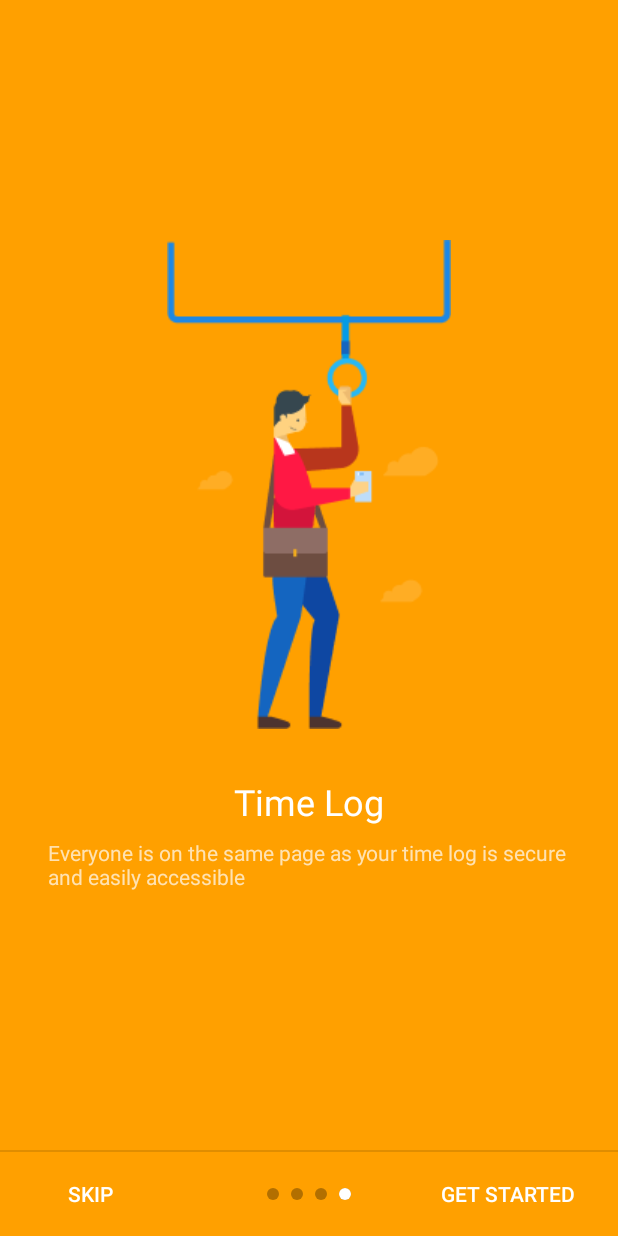
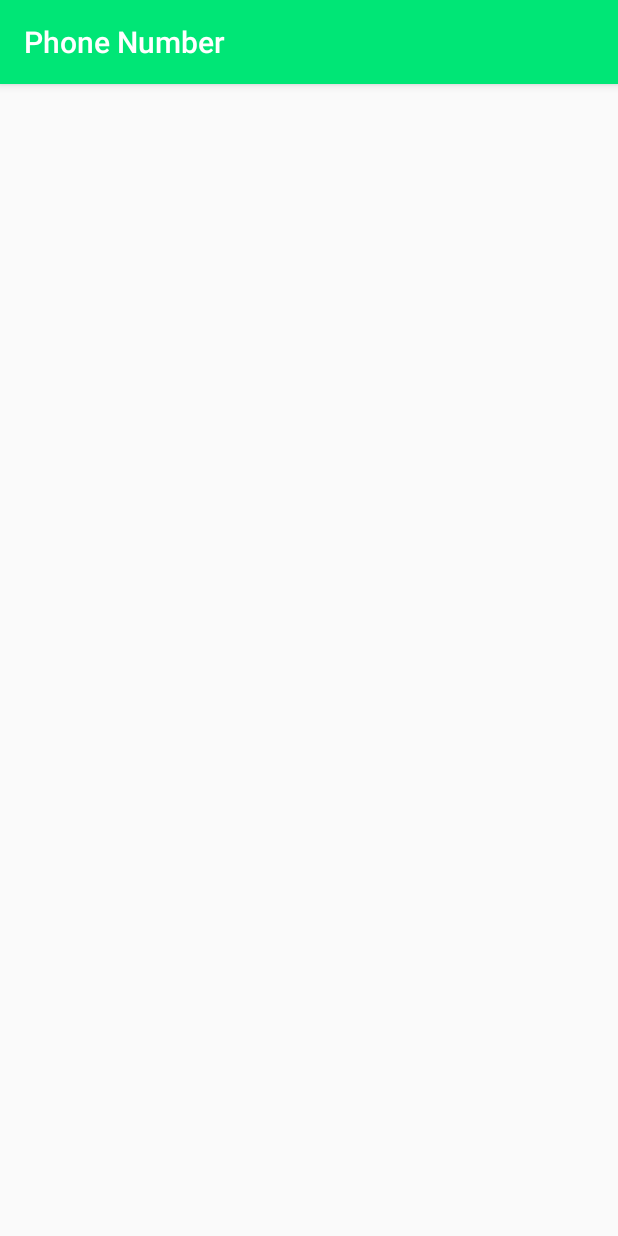
Before and after one commit to jasonBakthakumarFrequency/Timesheet2, an Android app: the screen it shows after launch (WelcomeActivity before the commit, PhoneNumberActivity after it), after a tap on "GET STARTED", on a phone screen of 412 x 824 dp. Run offline under Robolectric (Android 15) with nearby library versions, the phone set to English and light mode, and no system bars; 1 other tap on this screen came first.

Commit message:
The Splash Screen has been implemented. Splash Screen and the Welcome page have been completed

```diff
--- a/app/build.gradle
+++ b/app/build.gradle
@@ -24,7 +24,7 @@ android {
 
 dependencies {
     implementation fileTree(dir: 'libs', include: ['*.jar'])
-    implementation"org.jetbrains.kotlin:kotlin-stdlib-jdk7:$kotlin_version"
+    implementation "org.jetbrains.kotlin:kotlin-stdlib-jdk7:$kotlin_version"
     implementation 'com.android.support:appcompat-v7:28.0.0'
     implementation 'com.android.support.constraint:constraint-layout:1.1.3'
     testImplementation 'junit:junit:4.12'
--- a/app/src/main/AndroidManifest.xml
+++ b/app/src/main/AndroidManifest.xml
@@ -1,8 +1,10 @@
 <?xml version="1.0" encoding="utf-8"?>
 <manifest xmlns:android="http://schemas.android.com/apk/res/android"
-          xmlns:tools="http://schemas.android.com/tools" package="nz.frequency.timesheet">
+          xmlns:tools="http://schemas.android.com/tools"
+          package="nz.frequency.timesheet">
 
     <uses-permission android:name="android.permission.ACCESS_FINE_LOCATION"/>
+    <uses-permission android:name="android.permission.INTERNET"/>
 
     <application
             android:allowBackup="true"
@@ -10,14 +12,20 @@
             android:label="@string/app_name"
             android:roundIcon="@mipmap/ic_launcher_round"
             android:supportsRtl="true"
-            android:theme="@style/AppTheme" tools:ignore="GoogleAppIndexingWarning">
+            android:theme="@style/AppTheme"
+            tools:ignore="GoogleAppIndexingWarning">
 
+        <activity
+                android:name=".SplashActivity"
+                android:theme="@style/SplashTheme">
+            <intent-filter>
+                <action android:name="android.intent.action.MAIN" />
+                <category android:name="android.intent.category.LAUNCHER" />
+            </intent-filter>
+        </activity>
 
-        <activity android:name=".WelcomeActivity">
-            <intent-filter>
-                <action android:name="android.intent.action.MAIN"/>
-                <category android:name="android.intent.category.LAUNCHER"/>
-            </intent-filter>
+        <activity android:name=".WelcomeActivity"/>
+        <activity android:name=".PhoneNumberActivity">
         </activity>
     </application>
 
--- /dev/null
+++ b/app/src/main/java/nz/frequency/timesheet/PhoneNumberActivity.kt
@@ -0,0 +1,22 @@
+package nz.frequency.timesheet
+
+import android.support.v7.app.AppCompatActivity
+import android.os.Bundle
+
+class PhoneNumberActivity : AppCompatActivity() {
+
+    override fun onCreate(savedInstanceState: Bundle?) {
+        super.onCreate(savedInstanceState)
+        setContentView(R.layout.activity_phone_number)
+        //set Title to Phone Number
+        setTitle(R.string.phone_number)
+
+    }
+
+
+    override fun onBackPressed() {
+        super.onBackPressed()
+        //Important to just go straight to the home page and not go to the back stack.
+    }
+
+}
--- /dev/null
+++ b/app/src/main/java/nz/frequency/timesheet/SplashActivity.kt
@@ -0,0 +1,17 @@
+package nz.frequency.timesheet
+
+import android.content.Intent
+import android.os.Bundle
+import android.support.v7.app.AppCompatActivity
+
+
+class SplashActivity : AppCompatActivity() {
+
+    override fun onCreate(savedInstanceState: Bundle?) {
+        super.onCreate(savedInstanceState)
+
+        val intent = Intent(this, WelcomeActivity::class.java)
+        startActivity(intent)
+        finish()
+    }
+}
--- a/app/src/main/java/nz/frequency/timesheet/WelcomeActivity.java
+++ b/app/src/main/java/nz/frequency/timesheet/WelcomeActivity.java
@@ -2,6 +2,7 @@ package nz.frequency.timesheet;
 
 import android.Manifest;
 import android.content.DialogInterface;
+import android.content.Intent;
 import android.content.pm.PackageManager;
 import android.os.Bundle;
 import android.support.annotation.NonNull;
@@ -58,6 +59,10 @@ public class WelcomeActivity extends OnboarderActivity  {
     public void onFinishButtonPressed() {
         // Define your actions when the user press 'Finish' button
         //Go to the next activity and keep moving on
+        //When the finish button is pressed go to the next activity!! Yay!!
+        Intent intent = new Intent(this,PhoneNumberActivity.class);
+        startActivity(intent);
+        //Doesn't make sense to clear out the activity back stack
     }
 
     @Override
--- /dev/null
+++ b/app/src/main/res/drawable/splash_background.xml
@@ -0,0 +1,12 @@
+<?xml version="1.0" encoding="utf-8"?>
+<layer-list xmlns:android="http://schemas.android.com/apk/res/android">
+
+    <item android:drawable="@color/colorPrimary"/>
+
+    <item>
+        <bitmap android:src="@drawable/frequency_logo"
+                android:gravity="center"/>
+
+    </item>
+
+</layer-list>
--- /dev/null
+++ b/app/src/main/res/layout/activity_phone_number.xml
@@ -0,0 +1,10 @@
+<?xml version="1.0" encoding="utf-8"?>
+<android.support.constraint.ConstraintLayout
+        xmlns:android="http://schemas.android.com/apk/res/android"
+        xmlns:tools="http://schemas.android.com/tools"
+        xmlns:app="http://schemas.android.com/apk/res-auto"
+        android:layout_width="match_parent"
+        android:layout_height="match_parent"
+        tools:context=".PhoneNumberActivity">
+
+</android.support.constraint.ConstraintLayout>
--- a/app/src/main/res/values/strings.xml
+++ b/app/src/main/res/values/strings.xml
@@ -6,6 +6,12 @@
     <string name="button_skip">Skip</string>
 
     <string name="dialog_title">Geofencing</string>
-    <string name="dialog_message">We need your location to enable Geofencing. Only when Geolocation is enabled, we can log your time. Geofencing is used to verify that you\'re on Site.</string>
+    <string name="dialog_message">We need your location to enable Geofencing. Only when Geolocation is enabled, we can
+        log your time. Geofencing is used to verify that you\'re on Site.
+    </string>
     <string name="ok">OK</string>
+    <string name="phone_number">Phone Number</string>
+    <string name="phone_number_description"> Please enter your phone number. Remember that you must be already authorised by your employer to use this application. </string>
+    <string name="next">Next</string>
+
 </resources>
--- a/app/src/main/res/values/styles.xml
+++ b/app/src/main/res/values/styles.xml
@@ -8,4 +8,10 @@
         <item name="colorAccent">@color/colorAccent</item>
     </style>
 
+
+
+    <style name="SplashTheme" parent="Theme.AppCompat.NoActionBar">
+        <item name="android:windowBackground">@drawable/splash_background</item>
+    </style>
+
 </resources>
```
Also changed, not shown: app/src/main/res/drawable/f_only_logo.png (added).
